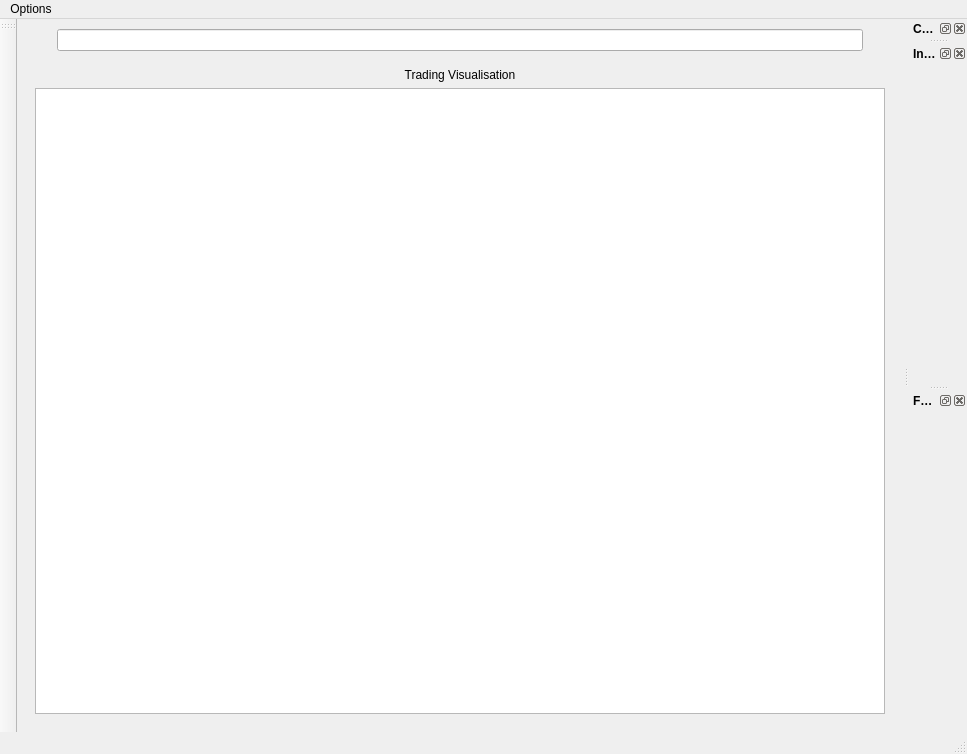
Before: the Qt Designer form app/ui/main_window.ui in AlexLaur/TradeHelper, drawn with Qt 5.
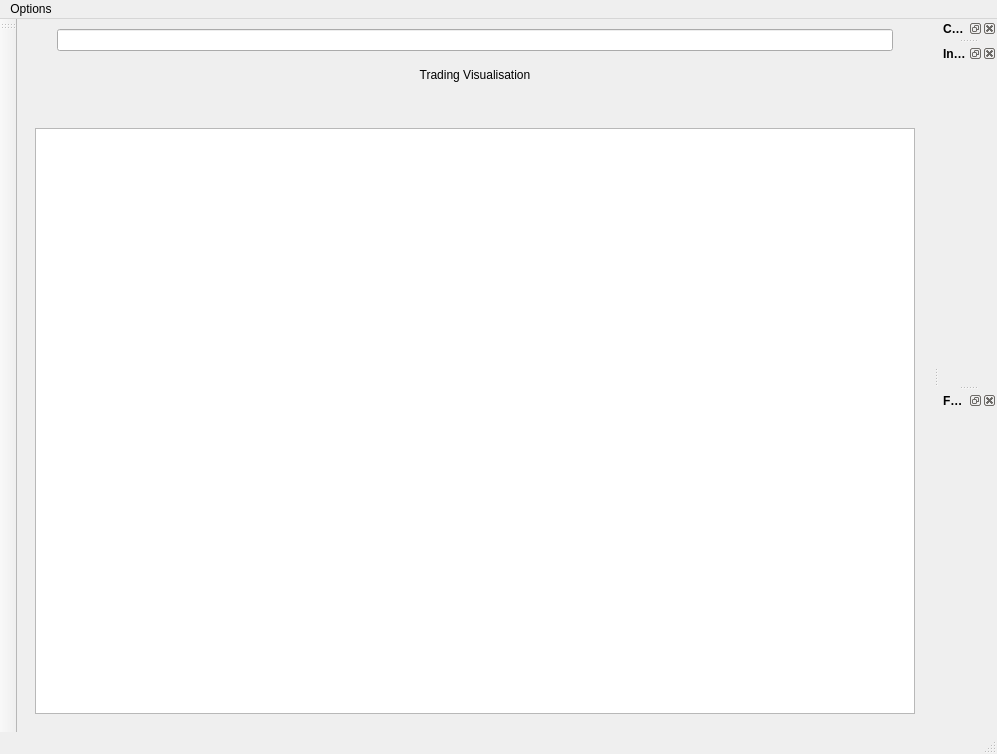
After: the same form once the commit is applied. Icons and pictures are not drawn. Custom widgets are drawn as their Qt base class.

Patch:
```diff
--- a/app/ui/main_window.ui
+++ b/app/ui/main_window.ui
@@ -6,7 +6,7 @@
    <rect>
     <x>0</x>
     <y>0</y>
-    <width>944</width>
+    <width>997</width>
     <height>754</height>
    </rect>
   </property>
@@ -116,6 +116,22 @@
           </property>
          </widget>
         </item>
+        <item>
+         <spacer name="verticalSpacer">
+          <property name="orientation">
+           <enum>Qt::Vertical</enum>
+          </property>
+          <property name="sizeType">
+           <enum>QSizePolicy::Minimum</enum>
+          </property>
+          <property name="sizeHint" stdset="0">
+           <size>
+            <width>20</width>
+            <height>40</height>
+           </size>
+          </property>
+         </spacer>
+        </item>
         <item>
          <widget class="WelcomeWidget" name="listWidget"/>
         </item>
@@ -188,7 +204,7 @@
     <rect>
      <x>0</x>
      <y>0</y>
-     <width>944</width>
+     <width>997</width>
      <height>21</height>
     </rect>
    </property>
@@ -270,6 +286,11 @@
   </action>
  </widget>
  <customwidgets>
+  <customwidget>
+   <class>LabelTitle</class>
+   <extends>QLabel</extends>
+   <header>libs.widgets.label.h</header>
+  </customwidget>
   <customwidget>
    <class>GraphWidget</class>
    <extends>QWidget</extends>
@@ -311,11 +332,6 @@
    <header>libs.articles_widget.h</header>
    <container>1</container>
   </customwidget>
-  <customwidget>
-   <class>LabelTitle</class>
-   <extends>QLabel</extends>
-   <header>libs.widgets.label.h</header>
-  </customwidget>
   <customwidget>
    <class>TableFinance</class>
    <extends>QTableWidget</extends>
```
Left out of the diff: 2 changed lines with no effect on the pictures.
